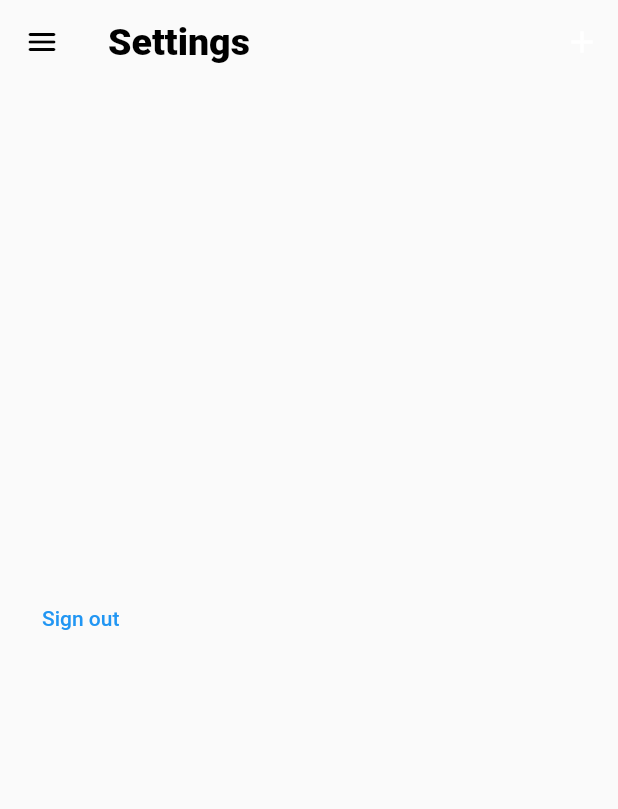
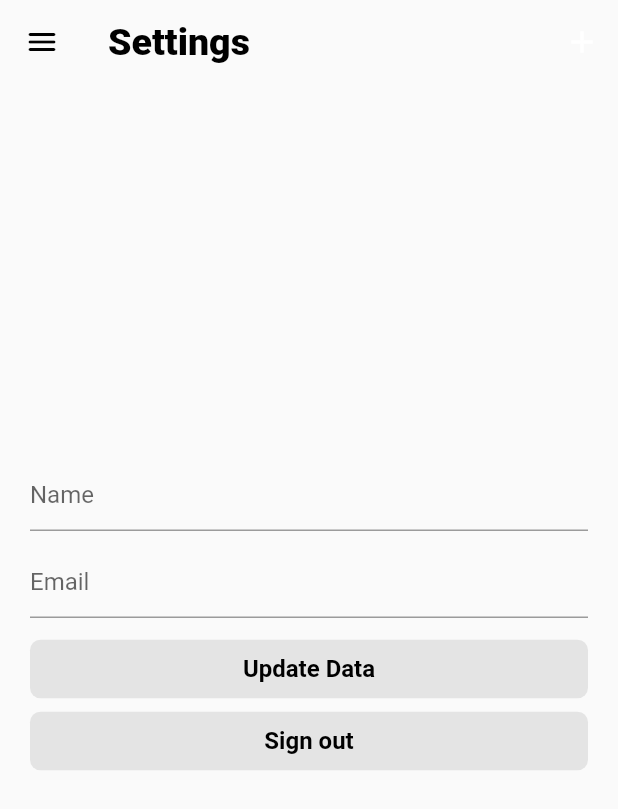
Before and after one commit to carameeapele/buzzer, a Flutter app: the SettingsScreen screen opened directly, on a phone screen of 412 x 824 dp. Shown: the top 809 px of the screen. Run offline on Flutter 3.47's test engine with Material 2 defaults, Android fonts, the phone set to English and light mode, and no system bars; our stand-ins replace cloud_firestore, firebase_auth, firebase_core, loading_animation_widget, shared_preferences; accounts and stored records are empty.

Commit message:
update user name and email function in settings still needs reload

```diff
--- a/lib/main.dart
+++ b/lib/main.dart
@@ -16,7 +16,7 @@ void main() async {
 
 class MyApp extends StatelessWidget {
   //SharedPreferences sharedPrefs;
-  MyApp({
+  const MyApp({
     Key? key,
     //required this.sharedPrefs,
   }) : super(key: key);
@@ -48,7 +48,7 @@ class MyApp extends StatelessWidget {
 }
 
 class BuzzerColors {
-  static var lightGrey = const Color(0xffF0F0F0);
+  static var lightGrey = const Color.fromARGB(255, 228, 228, 228);
   static var grey = const Color(0xffC4C4C4);
   static var darkGrey = const Color(0xff464646);
   static var lightOrange = const Color(0xffFFB58B);
--- a/lib/screens/home/settings.dart
+++ b/lib/screens/home/settings.dart
@@ -1,8 +1,12 @@
+import 'package:buzzer/main.dart';
 import 'package:buzzer/screens/loading.dart';
 import 'package:buzzer/screens/wrapper.dart';
 import 'package:buzzer/services/auth_service.dart';
+import 'package:buzzer/services/database_service.dart';
+import 'package:buzzer/style/text_form_field_style.dart';
 import 'package:buzzer/widgets/app_bar_widget.dart';
 import 'package:buzzer/widgets/menu_drawer_widget.dart';
+import 'package:buzzer/widgets/text_button_widget.dart';
 import 'package:cloud_firestore/cloud_firestore.dart';
 import 'package:flutter/material.dart';
 
@@ -18,6 +22,8 @@ class _SettingsScreenState extends State<SettingsScreen> {
 
   bool loading = false;
   String error = '';
+  String name = '';
+  String email = '';
 
   dynamic userName;
   Future<dynamic> getUserName() async {
@@ -61,10 +67,85 @@ class _SettingsScreenState extends State<SettingsScreen> {
               padding: const EdgeInsets.symmetric(horizontal: 20.0),
               child: Column(
                 mainAxisAlignment: MainAxisAlignment.center,
-                crossAxisAlignment: CrossAxisAlignment.center,
+                crossAxisAlignment: CrossAxisAlignment.stretch,
                 children: <Widget>[
-                  TextButton(
-                    onPressed: () async {
+                  Form(
+                    child: Column(
+                      children: <Widget>[
+                        TextFormField(
+                          textCapitalization: TextCapitalization.words,
+                          decoration:
+                              textInputDecoration.copyWith(hintText: 'Name'),
+                          onChanged: (val) {
+                            setState(() {
+                              name = val;
+                            });
+                          },
+                        ),
+                        const SizedBox(
+                          height: 10.0,
+                        ),
+                        TextFormField(
+                          keyboardType: TextInputType.emailAddress,
+                          decoration:
+                              textInputDecoration.copyWith(hintText: 'Email'),
+                          onChanged: (val) {
+                            setState(() {
+                              email = val;
+                            });
+                          },
+                        ),
+                        const SizedBox(
+                          height: 10.0,
+                        ),
+                      ],
+                    ),
+                  ),
+                  TextButtonWidget(
+                    text: 'Update Data',
+                    function: () async {
+                      if (name.isNotEmpty) {
+                        setState(() {
+                          loading = true;
+                        });
+
+                        dynamic result =
+                            await DatabaseService(uid: _auth.toString())
+                                .updateUserInfo(name);
+
+                        if (result == null) {
+                          setState(() {
+                            loading = false;
+                            error = 'Unexpected Error Occured';
+                          });
+                        }
+                      }
+
+                      if (email.isNotEmpty) {
+                        setState(() {
+                          loading = true;
+                        });
+
+                        dynamic result = await _auth.updateUserEmail(email);
+
+                        if (result == null) {
+                          setState(() {
+                            loading = false;
+                            error = 'Unexpected Error Occured';
+                          });
+                        }
+                      }
+
+                      if (loading) {
+                        initState();
+                      }
+                    },
+                    backgroundColor: BuzzerColors.lightGrey,
+                    textColor: Colors.black,
+                  ),
+                  TextButtonWidget(
+                      text: 'Sign out',
+                      function: () async {
                         setState(() {
                           loading = true;
                         });
@@ -73,11 +154,24 @@ class _SettingsScreenState extends State<SettingsScreen> {
                           builder: (context) => const Wrapper(),
                         ));
                       },
-                    child: const Text('Sign out'),
-                  ),
+                      backgroundColor: BuzzerColors.lightGrey,
+                      textColor: Colors.black),
                 ],
               ),
             ),
           );
   }
+
+  bool validateFields() {
+    if (name.isNotEmpty && email.isEmpty) {
+      return true;
+    } else {
+      SnackBar snack = const SnackBar(
+        content: Text('Please fill in Name'),
+      );
+      ScaffoldMessenger.of(context).showSnackBar(snack);
     }
+
+    return false;
+  }
+}
--- a/lib/services/auth_service.dart
+++ b/lib/services/auth_service.dart
@@ -1,5 +1,6 @@
 import 'package:buzzer/models/user_model.dart';
 import 'package:buzzer/services/database_service.dart';
+import 'package:cloud_firestore/cloud_firestore.dart';
 import 'package:firebase_auth/firebase_auth.dart';
 
 class AuthService {
@@ -12,6 +13,10 @@ class AuthService {
 
   String getEmail() {
     return _auth.currentUser!.email.toString();
+  }
+
+  Future updateUserEmail(String email) async {
+    await _auth.currentUser!.updateEmail(email);
   }
 
   BuzzUser? _userFromFirebase(User? user) {
--- a/lib/services/database_service.dart
+++ b/lib/services/database_service.dart
@@ -59,11 +59,9 @@ class DatabaseService {
     await docRef.set(newUser);
   }
 
-  void updateUserInfo(String name, String college) async {
+  Future updateUserInfo(String name) async {
     final docRef = userInfoCollection.doc(uid);
-    docRef.update({
-      "name": name,
-    });
+    await docRef.update({"name": name});
   }
 
   Future getUserInfo() async {
--- a/lib/style/text_form_field_style.dart
+++ b/lib/style/text_form_field_style.dart
@@ -5,6 +5,7 @@ InputDecoration textInputDecoration = InputDecoration(
   border: const UnderlineInputBorder(),
   labelStyle: TextStyle(
     color: BuzzerColors.grey,
+    fontSize: 14.0,
     fontFamily: 'Roboto',
   ),
   focusedBorder: const UnderlineInputBorder(
```
Also changed, not shown: lib/screens/authenticate/signup.dart (+7 -21 lines). Lines whose indentation alone changed are shown as unchanged.
